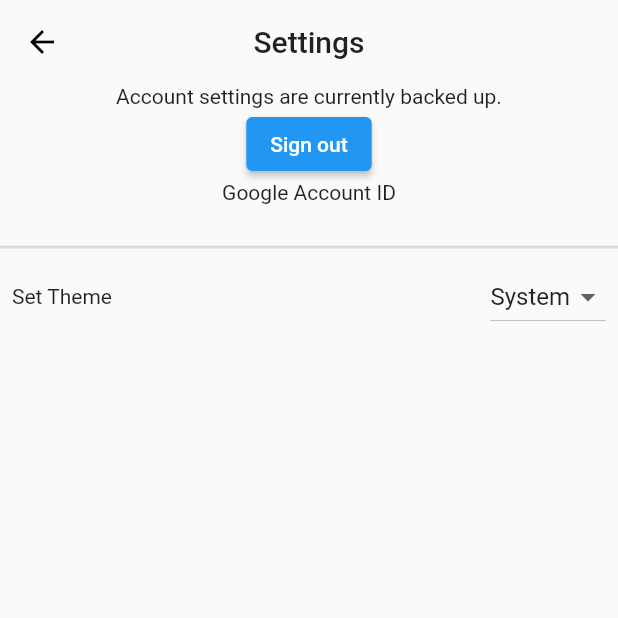
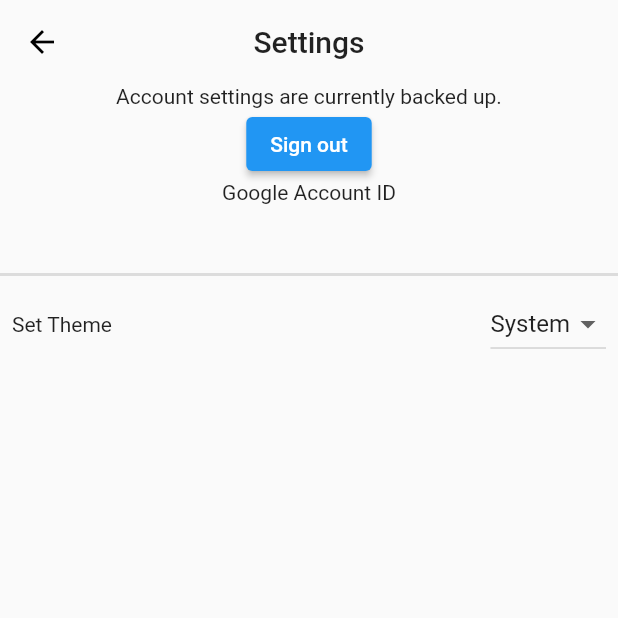
Before and after one commit to WindFreaker/csc4360, a Flutter app: the Settings screen opened by its route, on a phone screen of 412 x 824 dp, the top half of it. Run offline on Flutter 3.47's test engine with Material 2 defaults, Android fonts, the phone set to English and light mode, and no system bars; our stand-ins replace cloud_firestore, firebase_auth, firebase_core, flutter_signin_button, google_sign_in, shared_preferences; accounts and stored records are empty; network calls fail.

Commit message:
Fixed UI bug

```diff
--- a/lib/routes/settings.dart
+++ b/lib/routes/settings.dart
@@ -54,7 +54,7 @@ class _SettingsState extends State<Settings> {
             thickness: 2,
           ),
           Expanded(
-            flex: 6,
+            flex: 5,
             child: ListView(
               padding: const EdgeInsets.all(8),
               children: [
```
